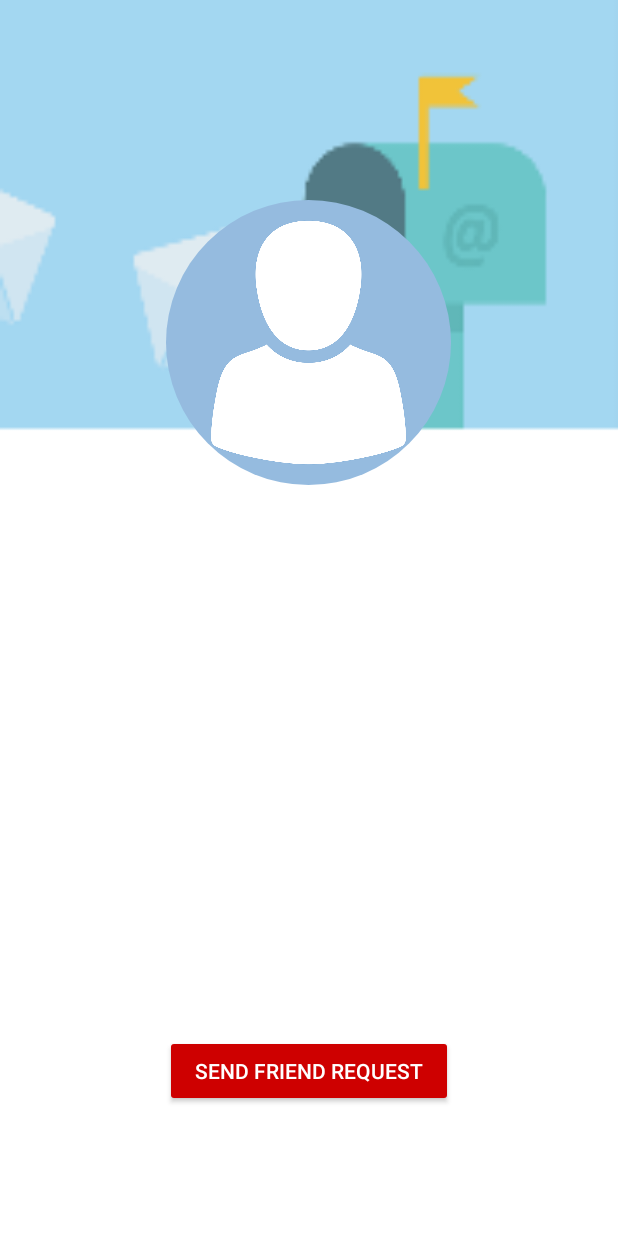
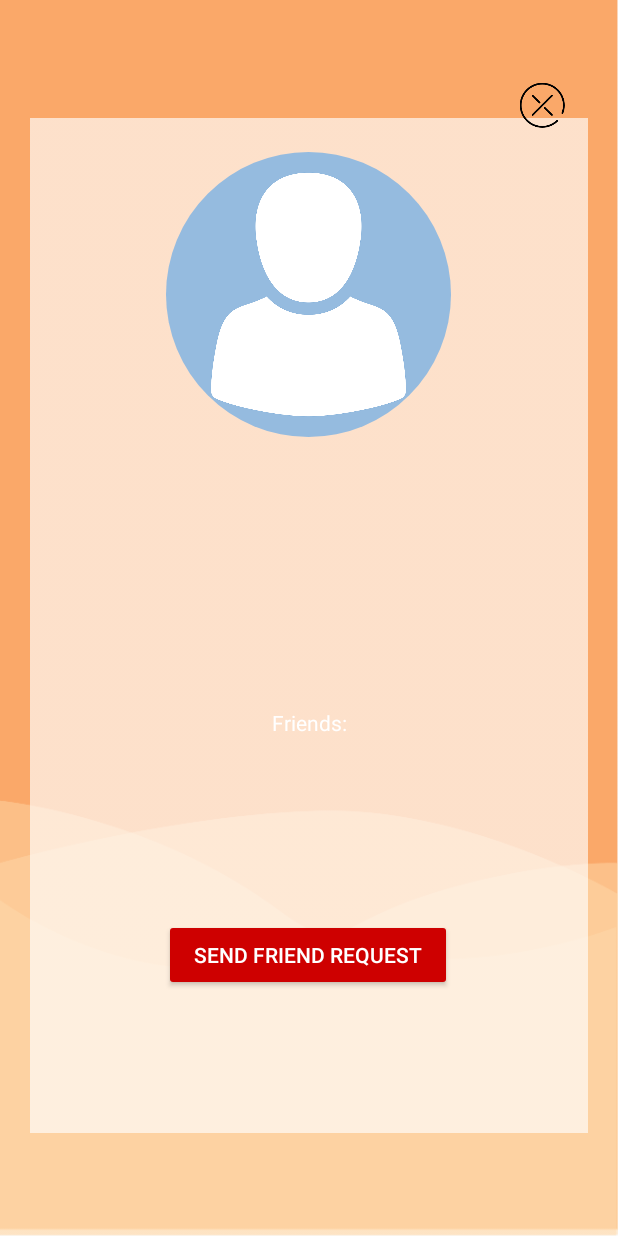
Before and after one commit to HiimLuki/HeyChat, an Android app: the ProfileActivity screen opened directly, with no data from a screen before it, on a phone screen of 412 x 824 dp. Run offline under Robolectric (Android 15) with nearby library versions, the phone set to English and light mode, and no system bars; our stand-ins replace CircleImageView, Firebase (no records; nobody signed in at launch, a user with empty details on screens opened directly), Picasso; pictures from the network do not load; 3 statements that could not run were skipped.

Commit message:
Changed Profile Layout

```diff
--- a/app/src/main/java/heycompany/heychat/ProfileActivity.java
+++ b/app/src/main/java/heycompany/heychat/ProfileActivity.java
@@ -1,10 +1,13 @@
 package heycompany.heychat;
 
 import android.content.Intent;
+import android.os.Build;
 import android.support.annotation.NonNull;
 import android.support.v7.app.AppCompatActivity;
 import android.os.Bundle;
 import android.view.View;
+import android.view.Window;
+import android.view.WindowManager;
 import android.widget.Button;
 import android.widget.ImageView;
 import android.widget.TextView;
@@ -37,6 +40,7 @@ public class ProfileActivity extends AppCompatActivity {
     private ImageView mProfileImage;
     private TextView mProfileName, mProfileStatus, mProfileFriendsCount;
     private Button mProfileSendReqBtn, mDeclineBtn;
+    private Button backBtn;
 
     private DatabaseReference mUsersDatabase;
 
@@ -57,6 +61,13 @@ public class ProfileActivity extends AppCompatActivity {
     @Override
     public void onStart() {
         super.onStart();
+
+        //Leiste unsichtbar
+        if (Build.VERSION.SDK_INT >= Build.VERSION_CODES.KITKAT) {
+            Window window = getWindow();
+            window.addFlags(WindowManager.LayoutParams.FLAG_LAYOUT_NO_LIMITS);
+            window.addFlags(WindowManager.LayoutParams.FLAG_TRANSLUCENT_NAVIGATION);
+        }
 
         FirebaseUser currentUser = mAuth.getCurrentUser();
 
@@ -110,12 +121,22 @@ public class ProfileActivity extends AppCompatActivity {
         mProfileFriendsCount = (TextView) findViewById(R.id.profile_totalFriends);
         mProfileSendReqBtn = (Button) findViewById(R.id.profile_send_req_btn);
         mDeclineBtn = (Button) findViewById(R.id.profile_decline_btn);
+        backBtn = (Button) findViewById(R.id.back_Btn);
 
 
         mCurrent_state = "not_friends";
 
         mDeclineBtn.setVisibility(View.INVISIBLE);
         mDeclineBtn.setEnabled(false);
+
+        backBtn.setOnClickListener(new View.OnClickListener() {
+            @Override
+            public void onClick(View view) {
+
+                Intent closeIntent = new Intent(ProfileActivity.this, UsersActivity.class);
+                startActivity(closeIntent);
+            }
+        });
 
 
         mUsersDatabase.addValueEventListener(new ValueEventListener() {
--- a/app/src/main/res/layout/activity_profile.xml
+++ b/app/src/main/res/layout/activity_profile.xml
@@ -1,11 +1,38 @@
 <?xml version="1.0" encoding="utf-8"?>
-<RelativeLayout xmlns:android="http://schemas.android.com/apk/res/android"
+<android.support.constraint.ConstraintLayout xmlns:android="http://schemas.android.com/apk/res/android"
     xmlns:app="http://schemas.android.com/apk/res-auto"
     xmlns:tools="http://schemas.android.com/tools"
     android:layout_width="match_parent"
     android:layout_height="match_parent"
-    android:background="@drawable/profilbackground"
+    android:background="@drawable/background"
     tools:context=".ProfileActivity">
+
+    <Button
+        android:id="@+id/back_Btn"
+        android:layout_width="30dp"
+        android:layout_height="30dp"
+        android:layout_marginEnd="35dp"
+        android:layout_marginTop="55dp"
+        android:background="@drawable/closeprofile"
+        app:layout_constraintEnd_toEndOf="parent"
+        app:layout_constraintTop_toTopOf="parent" />
+
+    <ImageView
+        android:id="@+id/backgroundimage2"
+        android:layout_width="match_parent"
+        android:layout_height="match_parent"
+        android:layout_centerInParent="true"
+        android:layout_marginBottom="35dp"
+        android:layout_marginEnd="20dp"
+        android:layout_marginStart="20dp"
+        android:layout_marginTop="45dp"
+        app:layout_constraintBottom_toBottomOf="parent"
+        app:layout_constraintEnd_toEndOf="parent"
+        app:layout_constraintHorizontal_bias="0.0"
+        app:layout_constraintStart_toStartOf="parent"
+        app:layout_constraintTop_toTopOf="parent"
+        app:layout_constraintVertical_bias="0.0"
+        app:srcCompat="@drawable/profilebackground" />
 
     <de.hdodenhof.circleimageview.CircleImageView
         android:id="@+id/profile_image"
@@ -13,8 +40,14 @@
         android:layout_height="190dp"
         android:layout_alignParentTop="true"
         android:layout_centerHorizontal="true"
-        android:layout_marginTop="133dp"
-        android:src="@drawable/placeholder" />
+        android:layout_marginEnd="8dp"
+        android:layout_marginStart="8dp"
+        android:layout_marginTop="56dp"
+        android:src="@drawable/placeholder"
+        app:layout_constraintEnd_toEndOf="parent"
+        app:layout_constraintHorizontal_bias="0.443"
+        app:layout_constraintStart_toStartOf="@+id/backgroundimage2"
+        app:layout_constraintTop_toTopOf="@+id/backgroundimage2" />
 
     <TextView
         android:id="@+id/profile_displayName"
@@ -22,10 +55,16 @@
         android:layout_height="wrap_content"
         android:layout_alignParentTop="true"
         android:layout_centerHorizontal="true"
-        android:layout_marginTop="37dp"
+        android:layout_marginEnd="8dp"
+        android:layout_marginStart="8dp"
+        android:layout_marginTop="40dp"
         android:text="Display Name"
         android:textColor="@android:color/white"
-        android:textSize="35sp" />
+        android:textSize="35sp"
+        app:layout_constraintEnd_toEndOf="parent"
+        app:layout_constraintHorizontal_bias="0.497"
+        app:layout_constraintStart_toStartOf="parent"
+        app:layout_constraintTop_toBottomOf="@+id/profile_image" />
 
     <TextView
         android:id="@+id/profile_status"
@@ -33,10 +72,15 @@
         android:layout_height="wrap_content"
         android:layout_alignParentBottom="true"
         android:layout_centerHorizontal="true"
-        android:layout_marginBottom="246dp"
+        android:layout_marginEnd="8dp"
+        android:layout_marginStart="8dp"
+        android:layout_marginTop="28dp"
         android:text="Status"
         android:textColor="@android:color/black"
-        android:textSize="22sp" />
+        android:textSize="22sp"
+        app:layout_constraintEnd_toEndOf="parent"
+        app:layout_constraintStart_toStartOf="parent"
+        app:layout_constraintTop_toBottomOf="@+id/profile_displayName" />
 
     <TextView
         android:id="@+id/profile_totalFriends"
@@ -44,9 +88,14 @@
         android:layout_height="wrap_content"
         android:layout_alignParentBottom="true"
         android:layout_centerHorizontal="true"
-        android:layout_marginBottom="149dp"
+        android:layout_marginEnd="8dp"
+        android:layout_marginStart="8dp"
+        android:layout_marginTop="36dp"
         android:text="Friends:"
-        android:textColor="@android:color/white" />
+        android:textColor="@android:color/white"
+        app:layout_constraintEnd_toEndOf="parent"
+        app:layout_constraintStart_toStartOf="parent"
+        app:layout_constraintTop_toBottomOf="@+id/profile_status" />
 
     <Button
         android:id="@+id/profile_send_req_btn"
@@ -54,12 +103,18 @@
         android:layout_height="wrap_content"
         android:layout_alignParentBottom="true"
         android:layout_centerHorizontal="true"
-        android:layout_marginBottom="86dp"
+        android:layout_marginBottom="32dp"
+        android:layout_marginEnd="8dp"
+        android:layout_marginStart="8dp"
         android:backgroundTint="@color/colorAccent"
         android:paddingEnd="20dp"
         android:paddingStart="20dp"
         android:text="Send Friend Request"
-        android:textColor="@android:color/white" />
+        android:textColor="@android:color/white"
+        app:layout_constraintBottom_toTopOf="@+id/profile_decline_btn"
+        app:layout_constraintEnd_toEndOf="parent"
+        app:layout_constraintHorizontal_bias="0.497"
+        app:layout_constraintStart_toStartOf="parent" />
 
     <Button
         android:id="@+id/profile_decline_btn"
@@ -67,11 +122,17 @@
         android:layout_height="wrap_content"
         android:layout_alignParentBottom="true"
         android:layout_centerHorizontal="true"
-        android:layout_marginBottom="25dp"
+        android:layout_marginBottom="48dp"
+        android:layout_marginEnd="8dp"
+        android:layout_marginStart="8dp"
         android:backgroundTint="@color/colorAccent"
         android:paddingEnd="20dp"
         android:paddingStart="20dp"
         android:text="Decline Friend Request"
-        android:textColor="@android:color/white" />
+        android:textColor="@android:color/white"
+        app:layout_constraintBottom_toBottomOf="@+id/backgroundimage2"
+        app:layout_constraintEnd_toEndOf="parent"
+        app:layout_constraintHorizontal_bias="0.497"
+        app:layout_constraintStart_toStartOf="parent" />
 
-</RelativeLayout>
+</android.support.constraint.ConstraintLayout>
```
